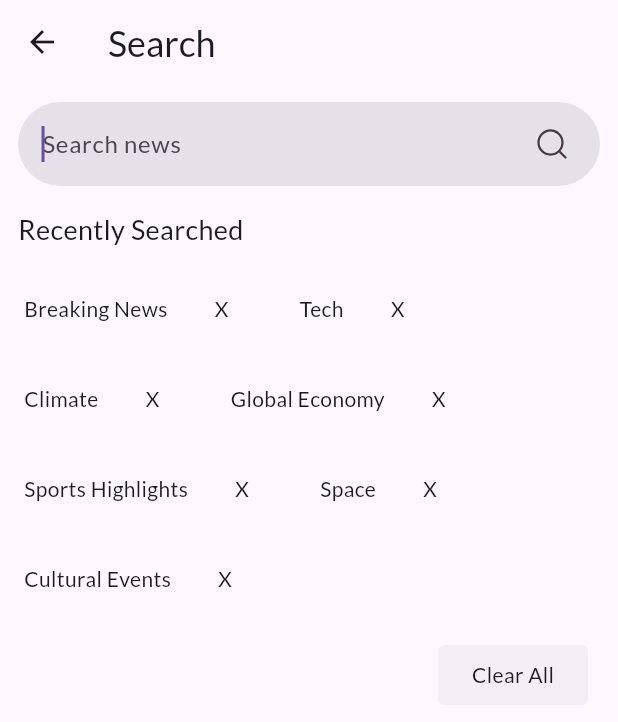
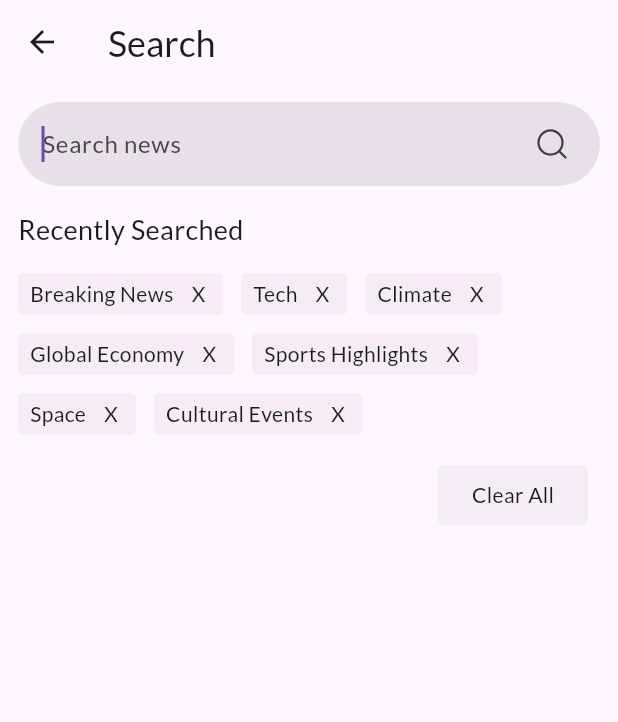
Before and after one commit to Ericgacoki/flutter_news, a Flutter app: the SearchScreen screen opened directly, on a phone screen of 412 x 824 dp. Shown: the top 722 px of the screen. Run offline on Flutter 3.47's test engine with Material 3 defaults, Android fonts, the phone set to English and light mode, and no system bars; our stand-ins replace flutter_svg.

Commit message:
add bg to search history item

```diff
--- a/lib/components/search_history_item.dart
+++ b/lib/components/search_history_item.dart
@@ -15,17 +15,26 @@ class SearchHistoryItem extends StatelessWidget {
   Widget build(BuildContext context) {
     return GestureDetector(
       onTap: () => onTap(title),
+      child: Container(
+        decoration: const BoxDecoration(
+          borderRadius: BorderRadius.all(Radius.circular(4)),
+          color: Color(0XFFF5ECF4),
+        ),
         child: Padding(
-        padding: const EdgeInsets.only(left: 4, right: 4),
+          padding: const EdgeInsets.all(4),
           child: Wrap(
             crossAxisAlignment: WrapCrossAlignment.center,
             children: [
+              const SizedBox(width: 4),
               Text(title),
               const SizedBox(width: 12),
-            IconButton(
-                onPressed: () => onTapDelete(title), icon: const Text("X")),
-            const SizedBox(width: 8)
+              GestureDetector(
+                onTap: () => onTapDelete(title),
+                child: const Text("X"),
+              ),
+              const SizedBox(width: 8),
             ],
+          ),
         ),
       ),
     );
```
Lines whose indentation alone changed are shown as unchanged.
